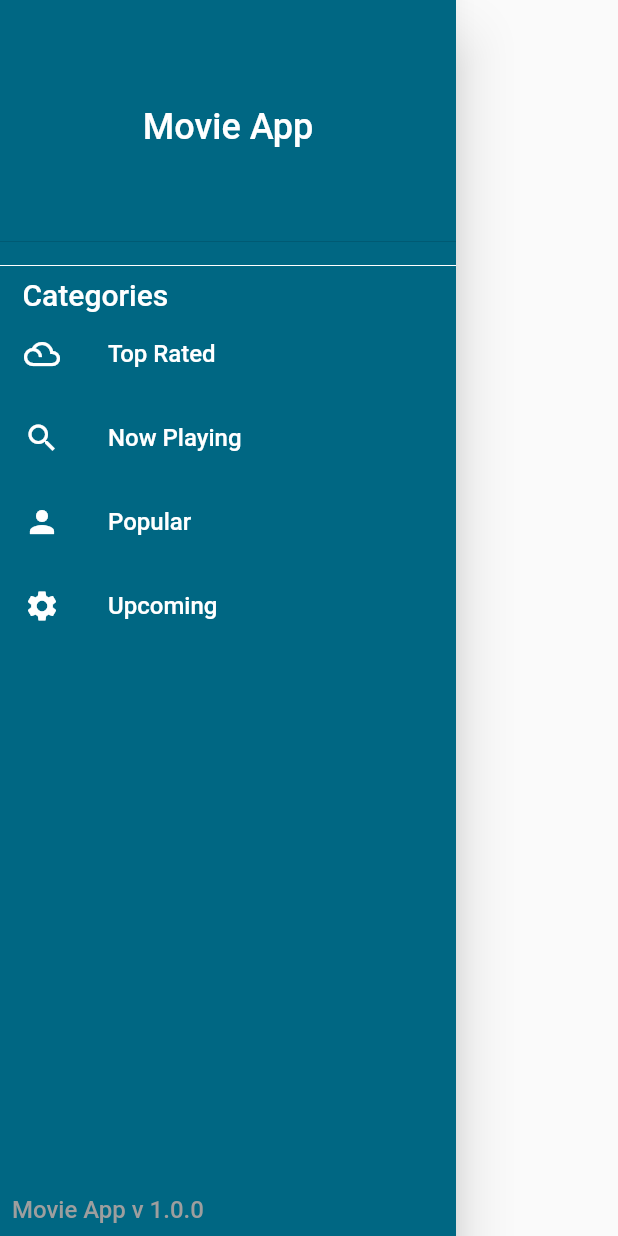
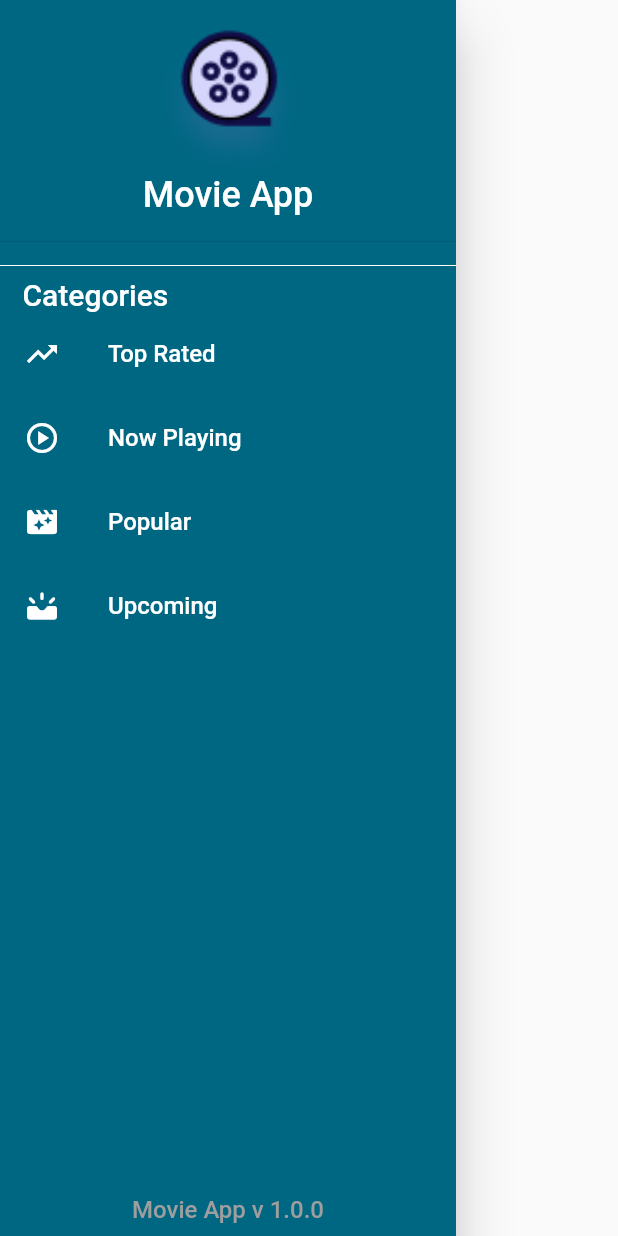
Before and after one commit to 7am3laa/Movie-App, a Flutter app: the DrawerScreen widget shown alone on an empty page, opened directly, on a phone screen of 412 x 824 dp. Run offline on Flutter 3.47's test engine with Material 3 defaults, Android fonts, the phone set to English and light mode, and no system bars; our stand-ins replace dio, flutter_slidable, get, logger, sqflite; accounts and stored records are empty; network calls fail.

Commit message:
fix some bugs

```diff
--- a/lib/controllers/movie_controller.dart
+++ b/lib/controllers/movie_controller.dart
@@ -10,7 +10,6 @@ class MovieController extends GetxController {
 
   RxString genreName = ''.obs;
   RxInt currentIndex = 0.obs;
-
   void changeIndex(int index) {
     currentIndex.value = index;
   }
--- a/lib/main.dart
+++ b/lib/main.dart
@@ -6,7 +6,7 @@ import 'views/screens/main_screen.dart';
 
 void main() {
   WidgetsFlutterBinding.ensureInitialized();
-  IinitialBindings().dependencies();
+  // IinitialBindings().dependencies();
   runApp(const MyApp());
 }
 
--- a/lib/models/drawer_model.dart
+++ b/lib/models/drawer_model.dart
@@ -17,22 +17,22 @@ class DrawerList {
     DrawerModel(
       title: 'Top Rated',
       api: 'top_rated',
-      icon: Icons.filter_drama,
+      icon: Icons.trending_up,
     ),
     DrawerModel(
       title: 'Now Playing',
       api: 'now_playing',
-      icon: Icons.search,
+      icon: Icons.play_circle_outlined,
     ),
     DrawerModel(
       title: 'Popular',
       api: 'popular',
-      icon: Icons.person,
+      icon: Icons.movie_filter_rounded,
     ),
     DrawerModel(
       title: 'Upcoming',
       api: 'upcoming',
-      icon: Icons.settings,
+      icon: Icons.upcoming_rounded,
     ),
   ];
 }
--- a/lib/views/screens/drawer_screen.dart
+++ b/lib/views/screens/drawer_screen.dart
@@ -18,13 +18,23 @@ class DrawerScreen extends StatelessWidget {
       child: Column(
         crossAxisAlignment: CrossAxisAlignment.start,
         children: [
-          const DrawerHeader(
+          DrawerHeader(
             child: Center(
-              child: CustomText(
+              child: Column(
+                children: [
+                  Image.asset(
+                    'assets/images/movie.png',
+                    fit: BoxFit.fill,
+                    height: 100,
+                    width: 100,
+                  ),
+                  const CustomText(
                     text: 'Movie App',
                     color: Colors.white,
                     fontWeight: FontWeight.w500,
                     fintSize: 24,
+                  ),
+                ],
               ),
             ),
           ),
@@ -72,7 +82,8 @@ class DrawerScreen extends StatelessWidget {
               },
             ),
           ),
-          const Padding(
+          const Center(
+            child: Padding(
               padding: EdgeInsets.all(8.0),
               child: CustomText(
                 text: 'Movie App v 1.0.0',
@@ -81,6 +92,7 @@ class DrawerScreen extends StatelessWidget {
                 fintSize: 16,
               ),
             ),
+          ),
         ],
       ),
     );
--- a/pubspec.yaml
+++ b/pubspec.yaml
@@ -42,6 +42,7 @@ dependencies:
   path_provider: ^2.0.11
   flutter_slidable:
 
+
 dev_dependencies:
   flutter_test:
     sdk: flutter
@@ -65,8 +66,8 @@ flutter:
   uses-material-design: true
 
   # To add assets to your application, add an assets section, like this:
-  # assets:
-  #   - images/a_dot_burr.jpeg
+  assets:
+    - assets/images/
   #   - images/a_dot_ham.jpeg
 
   # An image asset can refer to one or more resolution-specific "variants", see
```
Also changed, not shown: lib/views/screens/main_screen.dart (+7 -5 lines), assets/images/movie.png (added), 1 other file. Lines whose indentation alone changed are shown as unchanged.
